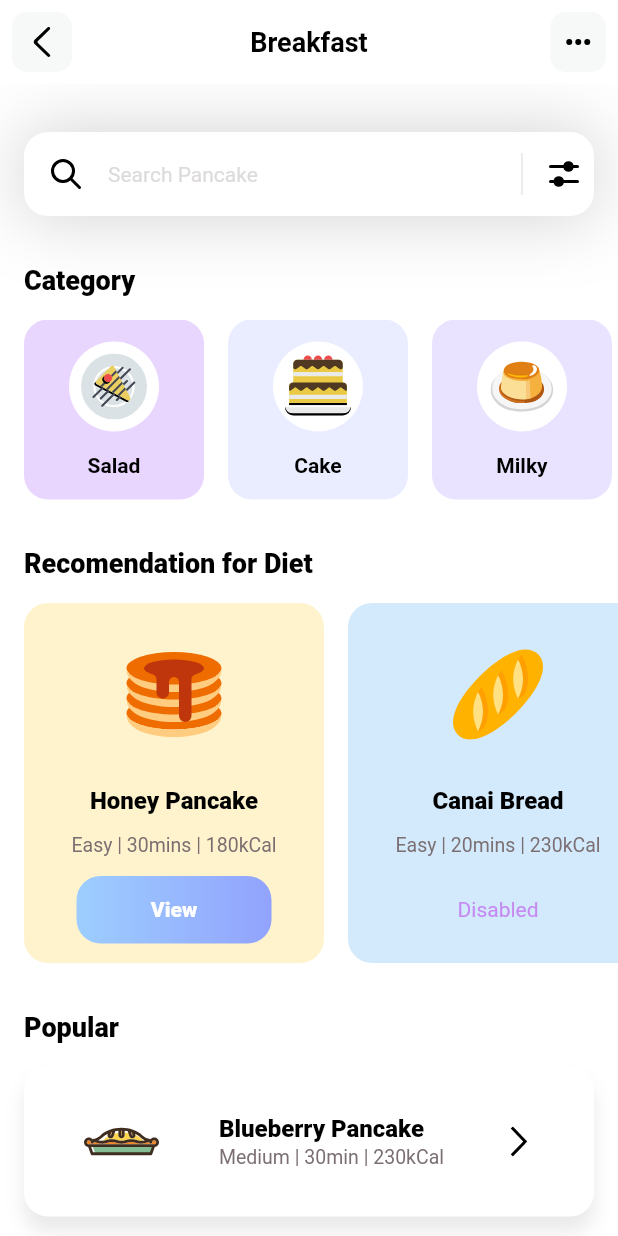
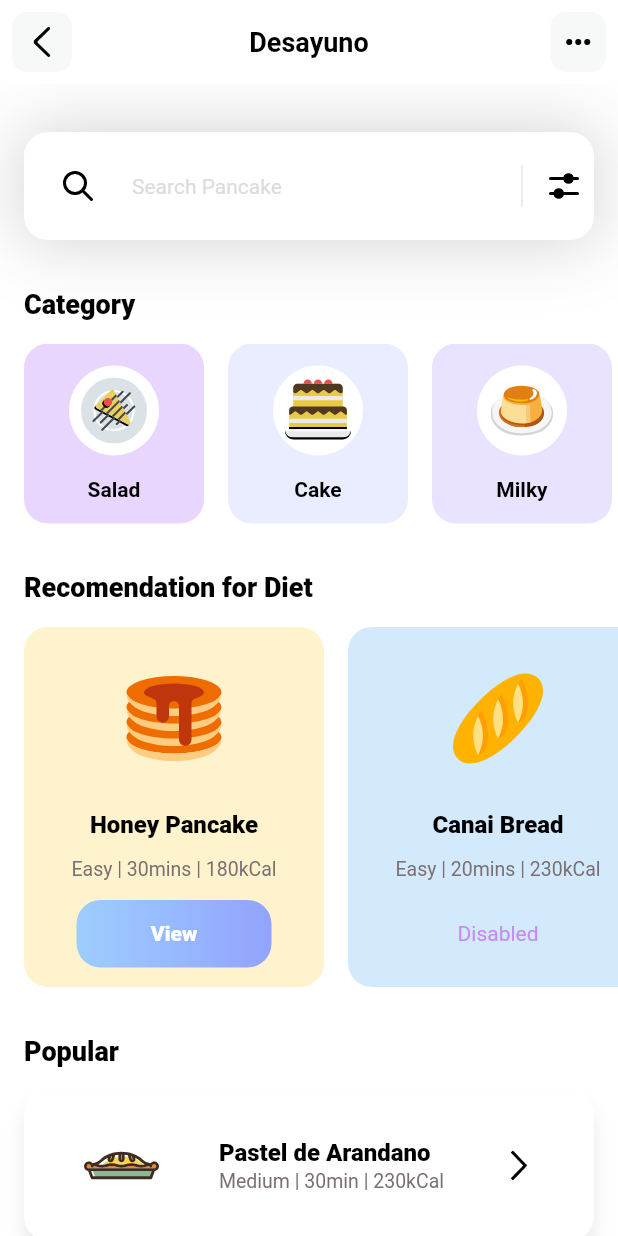
Before and after one commit to esebeto/flutter_basics, a Flutter app: the screen it shows after launch, on a phone screen of 412 x 824 dp. Run offline on Flutter 3.47's test engine with Material 2 defaults, Android fonts, the phone set to English and light mode, and no system bars; our stand-ins replace flutter_svg.

Commit message:
Cambios Pequeños

```diff
--- a/lib/models/popular_model.dart
+++ b/lib/models/popular_model.dart
@@ -20,7 +20,7 @@ class PopularDietsModel {
 
     popularDiets.add(
       PopularDietsModel(
-        name: 'Blueberry Pancake',
+        name: 'Pastel de Arandano',
         iconPath: 'assets/icons/blueberry.svg',
         level: 'Medium',
         duration: '30min',
--- a/lib/pages/home.dart
+++ b/lib/pages/home.dart
@@ -326,7 +326,7 @@ class _HomePageState extends State<HomePage> {
             borderSide: BorderSide.none,
           ),
           prefixIcon: Padding(
-            padding: const EdgeInsets.all(16),
+            padding: const EdgeInsets.all(24),
             child: SvgPicture.asset("assets/icons/search.svg"),
           ),
           suffixIcon: SizedBox(
@@ -357,7 +357,7 @@ class _HomePageState extends State<HomePage> {
   appBar() {
     return AppBar(
       title: const Text(
-        "Breakfast",
+        "Desayuno",
         style: TextStyle(
           color: Colors.black,
           fontSize: 18,
```
